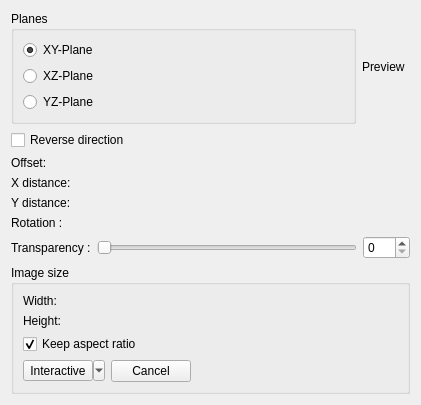
The window that src/Gui/TaskView/TaskImage.ui (southseact-3d/fcd) describes before a commit, drawn with Qt 5.
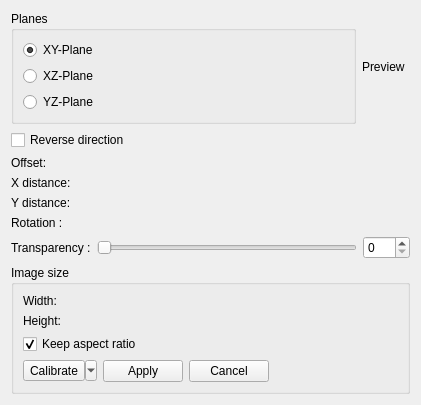
The same window after the commit. Custom widgets are drawn as their Qt base class.

Commit message: TaskImage : Remove OK and Cancel buttons and others

Patch:
```diff
--- a/src/Gui/TaskView/TaskImage.ui
+++ b/src/Gui/TaskView/TaskImage.ui
@@ -253,13 +253,20 @@
            <string>Interactively scale the image</string>
           </property>
           <property name="text">
-           <string>Interactive</string>
+           <string>Calibrate</string>
           </property>
           <property name="popupMode">
            <enum>QToolButton::MenuButtonPopup</enum>
           </property>
          </widget>
         </item>
+        <item>
+         <widget class="QPushButton" name="pushButtonApply">
+          <property name="text">
+           <string>Apply</string>
+          </property>
+         </widget>
+        </item>
         <item>
          <widget class="QPushButton" name="pushButtonCancel">
           <property name="text">
```
Left out of the diff: 2 changed lines with no effect on the pictures. The commit also changes 2 other files.
